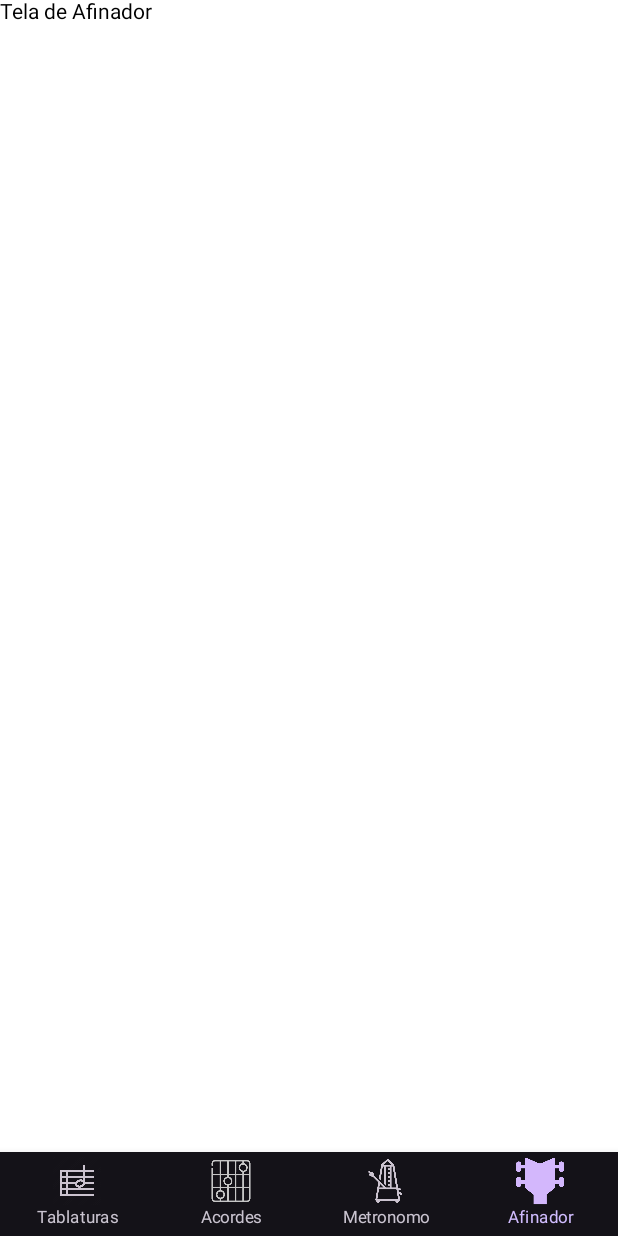
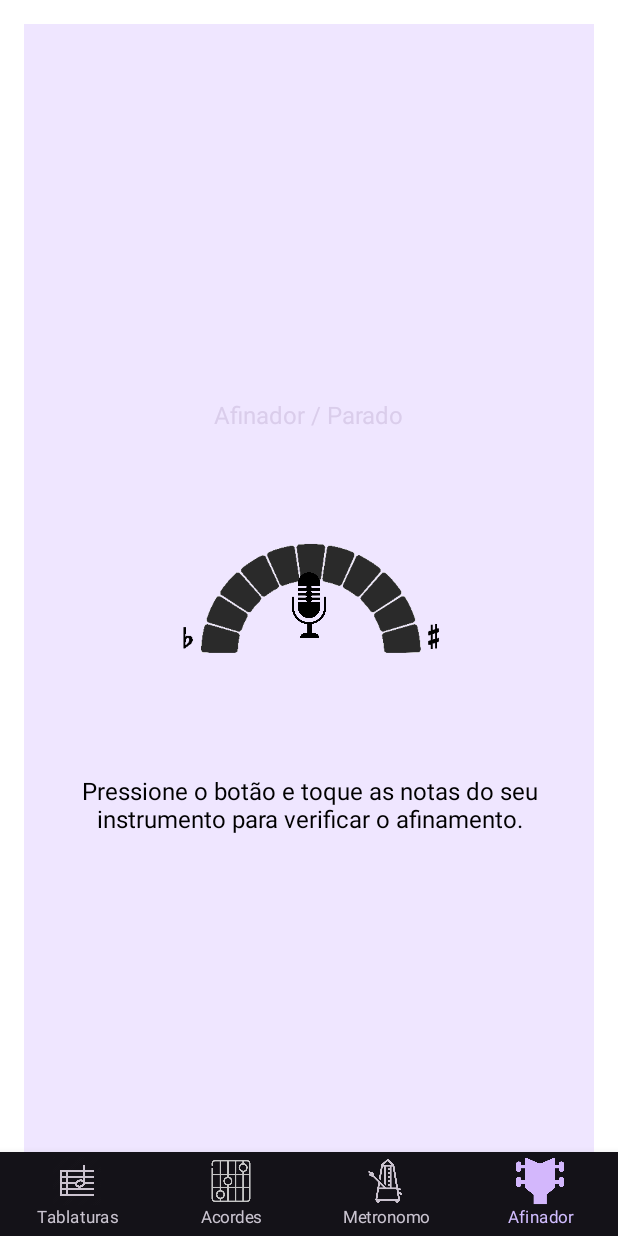
Before and after one commit to lefranc20/ViolaoSuite, an Android app built with Jetpack Compose: the AfinadorScreen screen opened through its navigation route, on a phone screen of 412 x 824 dp. Run offline under Robolectric (Android 15) with nearby library versions, the phone set to English and light mode, and no system bars.

Commit message:
Tela de exemplo de afinador adicionada.

```diff
--- a/app/src/main/java/com/example/violao_suite/MainActivity.kt
+++ b/app/src/main/java/com/example/violao_suite/MainActivity.kt
@@ -26,9 +26,11 @@ import androidx.navigation.compose.currentBackStackEntryAsState
 import androidx.compose.ui.platform.LocalContext
 import android.content.Context
 import android.media.MediaPlayer
+import androidx.compose.foundation.background
 import androidx.compose.foundation.layout.*
 import androidx.compose.material.*
 import androidx.compose.runtime.*
+import androidx.compose.ui.text.style.TextAlign
 import androidx.compose.ui.unit.dp
 import androidx.compose.ui.unit.sp
 import kotlinx.coroutines.delay
@@ -386,5 +388,59 @@ fun MetronomoScreen(context: Context) {
 
 @Composable
 fun AfinadorScreen() {
-    Text(text = "Tela de Afinador", modifier = Modifier.fillMaxSize())
+    var afinadorEstado by remember { mutableStateOf("Parado") }
+    var ouvindo by remember { mutableStateOf(false) }
+
+    Column(
+        modifier = Modifier
+            .fillMaxSize()
+            .padding(16.dp)
+            .background(Color(0xFFEFE6FF)),
+        horizontalAlignment = Alignment.CenterHorizontally,
+        verticalArrangement = Arrangement.Center
+    ) {
+        // Título que reflete o estado atual do afinador
+        Text(
+            text = "Afinador / $afinadorEstado",
+            color = Color(0xFFDACDEB),
+            fontSize = 16.sp,
+            modifier = Modifier.padding(bottom = 16.dp)
+        )
+
+        // Icone do afinador (o visual do afinador em semicírculo)
+        Box(
+            contentAlignment = Alignment.Center,
+            modifier = Modifier.size(200.dp)
+        ) {
+            // Semi-círculo de afinação
+            Image(
+                painter = painterResource(id = R.drawable.img_afinador), // Coloque a imagem do semicírculo de afinação
+                contentDescription = "Semicírculo de Afinação",
+                modifier = Modifier.fillMaxSize()
+            )
+
+            // Ícone de microfone ao centro
+            Icon(
+                painter = painterResource(id = R.drawable.img_microfone), // Substitua pelo seu ícone de microfone
+                contentDescription = "Microfone",
+                modifier = Modifier
+                    .size(80.dp)
+                    .clickable {
+                        ouvindo = !ouvindo
+                        afinadorEstado = if (ouvindo) "Escutando" else "Parado"
+                    }
+            )
+        }
+
+        Spacer(modifier = Modifier.height(16.dp))
+
+        // Texto de instrução que muda conforme o estado
+        Text(
+            text = if (ouvindo) "Ouvindo... pressione o botão novamente para parar." else "Pressione o botão e toque as notas do seu instrumento para verificar o afinamento.",
+            color = Color.Black,
+            fontSize = 16.sp,
+            modifier = Modifier.padding(horizontal = 32.dp),
+            textAlign = TextAlign.Center
+        )
+    }
 }
```
Also changed, not shown: app/src/main/res/drawable/img_afinador.png (added), app/src/main/res/drawable/img_microfone.png (added).
